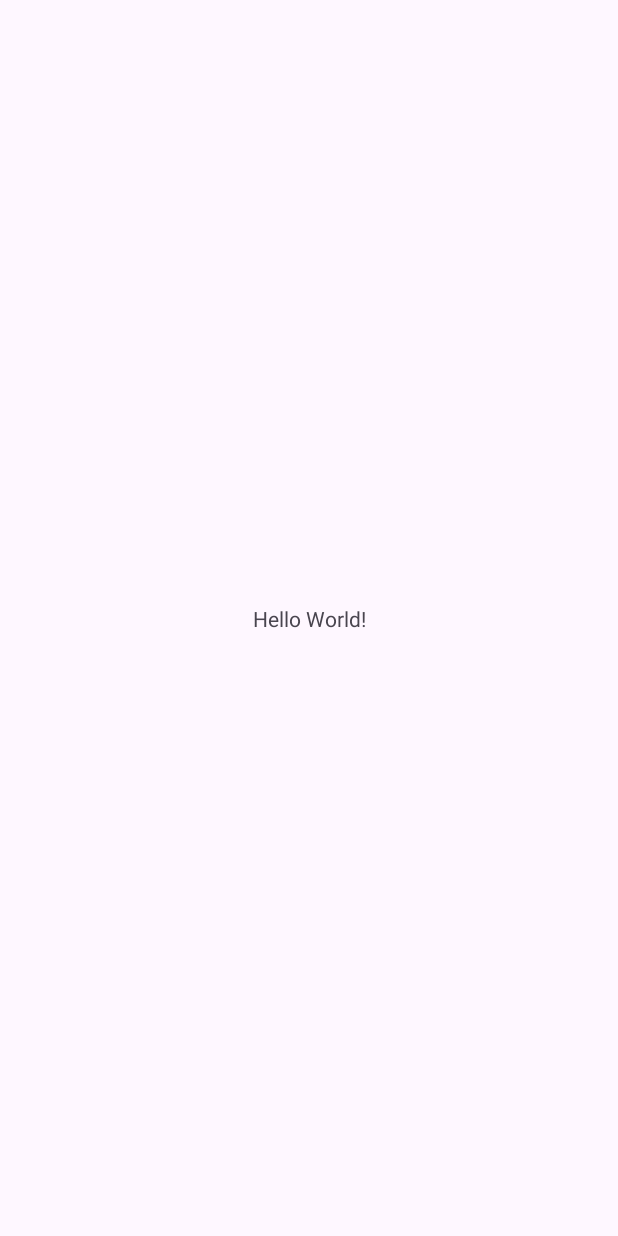
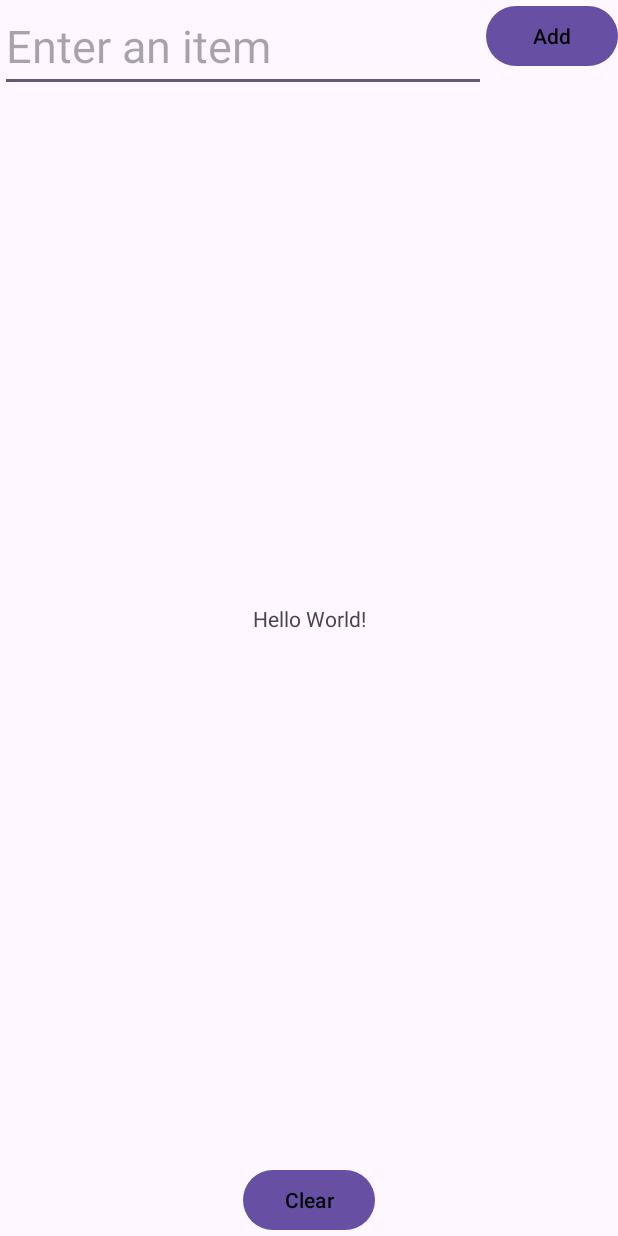
Before and after one commit to ethanpschoen/MyCabinet-Android_App, an Android app: the screen it shows after launch (MainActivity), on a phone screen of 412 x 824 dp. Before the commit the screen is almost empty. Run offline under Robolectric (Android 15) with nearby library versions, the light colour scheme and no system bars.

Commit message:
Adding the search for foodItem - will continue to work on adding the expiration date and and otheer specifying factors

```diff
--- a/app/src/main/res/layout/activity_main.xml
+++ b/app/src/main/res/layout/activity_main.xml
@@ -6,6 +6,19 @@
     android:layout_width="match_parent"
     android:layout_height="match_parent"
     tools:context=".MainActivity">
+
+    <EditText
+        android:id="@+id/food_item"
+        android:layout_width="0dp"
+        android:layout_height="wrap_content"
+        android:inputType="text"
+        android:maxLines="1"
+        android:textSize="30sp"
+        android:hint="@string/enter_an_item"
+        android:autofillHints=""
+        app:layout_constraintRight_toLeftOf="@+id/add_button"
+        app:layout_constraintLeft_toLeftOf="parent"
+        app:layout_constraintTop_toTopOf="parent" />
 
     <TextView
         android:layout_width="wrap_content"
@@ -16,4 +29,42 @@
         app:layout_constraintStart_toStartOf="parent"
         app:layout_constraintTop_toTopOf="parent" />
 
+    <Button
+        android:id="@+id/add_button"
+        android:text="@string/add"
+        android:layout_width="wrap_content"
+        android:layout_height="wrap_content"
+        android:layout_marginLeft="10dp"
+        android:textColor="@color/black"
+        app:layout_constraintRight_toRightOf="parent"
+        app:layout_constraintTop_toTopOf="parent" />
+
+    <ScrollView
+        android:layout_width="match_parent"
+        android:layout_height="0dp"
+        app:layout_constraintBottom_toTopOf="@+id/clear_button"
+        app:layout_constraintLeft_toLeftOf="parent"
+        app:layout_constraintRight_toRightOf="parent"
+        app:layout_constraintTop_toBottomOf="@+id/food_item">
+
+        <TextView
+            android:id="@+id/item_list"
+            android:layout_width="match_parent"
+            android:layout_height="wrap_content"
+            android:layout_marginTop="10dp"
+            android:scrollbars="vertical"
+            android:textSize="40sp"
+            tools:text="LIST" />
+    </ScrollView>
+
+    <Button
+        android:id="@+id/clear_button"
+        android:layout_width="wrap_content"
+        android:layout_height="wrap_content"
+        android:text="@string/clear"
+        android:textColor="@color/black"
+        app:layout_constraintBottom_toBottomOf="parent"
+        app:layout_constraintLeft_toLeftOf="parent"
+        app:layout_constraintRight_toRightOf="parent" />
+
 </androidx.constraintlayout.widget.ConstraintLayout>
--- a/app/src/main/res/values/strings.xml
+++ b/app/src/main/res/values/strings.xml
@@ -1,3 +1,6 @@
 <resources>
     <string name="app_name">MyCabinet</string>
+    <string name="add">Add</string>
+    <string name="enter_an_item">Enter an item</string>
+    <string name="clear">Clear</string>
 </resources>
```
Also changed, not shown: app/src/main/java/com/example/mycabinet/FoodItem.java (added, +68 -0 lines).
